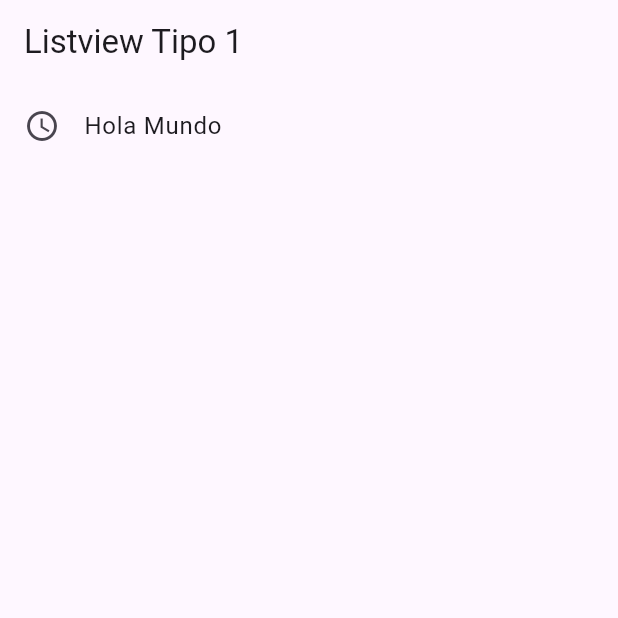
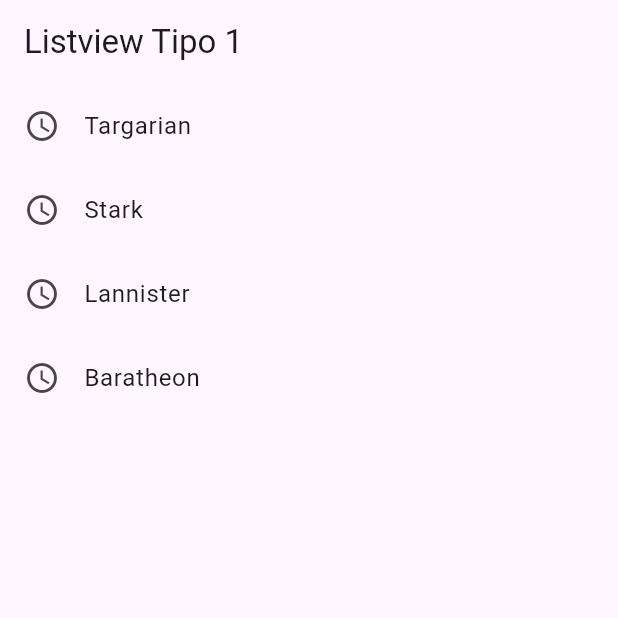
Before and after one commit to Leojgp/fl_components, a Flutter app: the screen it shows after launch, on a phone screen of 412 x 824 dp, the top half of it. Run offline on Flutter 3.47's test engine with Material 3 defaults, Android fonts, the phone set to English and light mode, and no system bars.

Commit message:
Agrgando contenido al ListView

```diff
--- a/lib/screens/listview1_screen.dart
+++ b/lib/screens/listview1_screen.dart
@@ -1,7 +1,7 @@
 import 'package:flutter/material.dart';
 
 class Listview1Screen extends StatelessWidget {
-  final options = const[''];
+  final options = const['Targarian','Stark','Lannister','Baratheon'];
   const Listview1Screen({Key? key}) : super(key: key);
 
   @override
@@ -11,11 +11,16 @@ class Listview1Screen extends StatelessWidget {
           title: const Text('Listview Tipo 1'),
         ),
         body: ListView(
-          children: const [
-            ListTile(
+          children: [
+            ...options.map((e) => ListTile(
+              leading: Icon(Icons.access_time_sharp),
+              title: Text(e))).toList()
+            /*
+              ListTile(
               leading: Icon(Icons.access_time_sharp),
               title: Text('Hola Mundo'),
-            )
+            )*/
+
           ],
         )
         );
```
